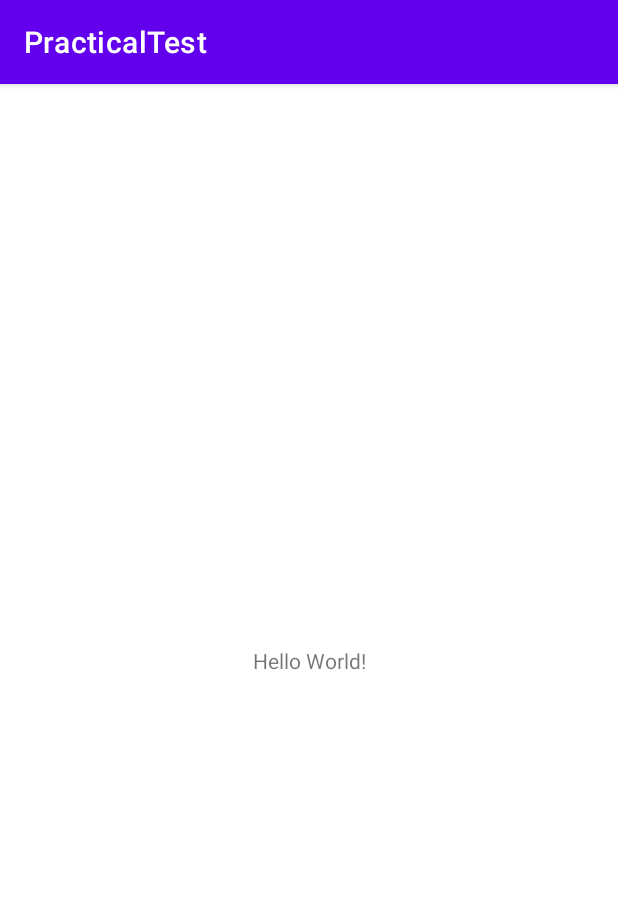
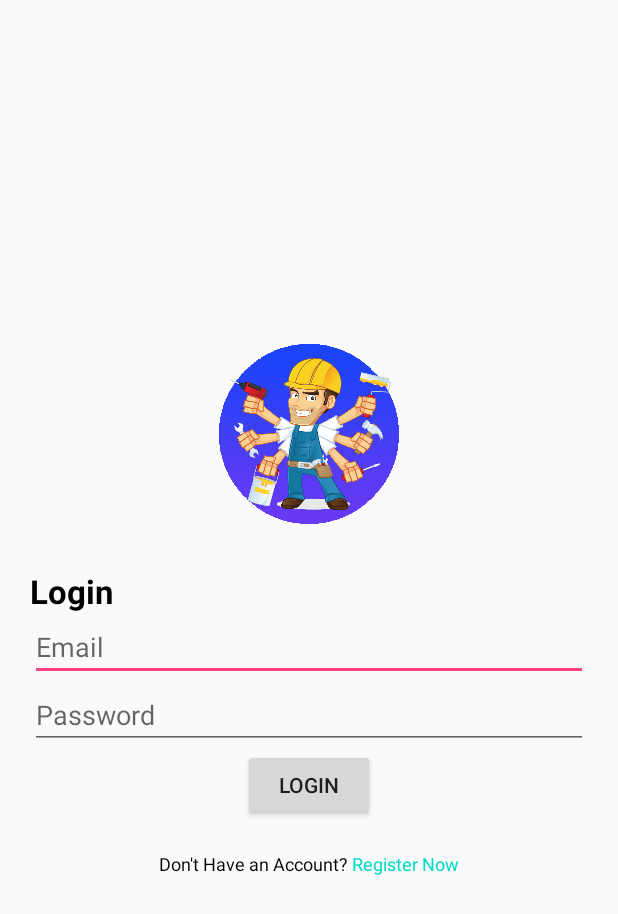
Before and after one commit to sandunadhikari/AndroidPracticaltest, an Android app: the screen it shows after launch (MainActivity), on a phone screen of 412 x 824 dp. Shown: the top 914 px of the screen. Run offline under Robolectric (Android 15) with nearby library versions, the phone set to English and light mode, and no system bars.

Commit message:
Login UI development

```diff
--- a/app/build.gradle
+++ b/app/build.gradle
@@ -29,6 +29,9 @@ android {
     kotlinOptions {
         jvmTarget = '1.8'
     }
+    buildFeatures{
+        viewBinding true
+    }
 }
 
 dependencies {
--- a/app/src/main/AndroidManifest.xml
+++ b/app/src/main/AndroidManifest.xml
@@ -11,6 +11,7 @@
         android:theme="@style/Theme.PracticalTest">
         <activity
             android:name=".MainActivity"
+            android:theme="@style/LoginTheme"
             android:exported="true">
             <intent-filter>
                 <action android:name="android.intent.action.MAIN" />
--- a/app/src/main/java/com/example/practicaltest/MainActivity.kt
+++ b/app/src/main/java/com/example/practicaltest/MainActivity.kt
@@ -2,10 +2,43 @@ package com.example.practicaltest
 
 import androidx.appcompat.app.AppCompatActivity
 import android.os.Bundle
+import android.text.Layout
+import android.view.LayoutInflater
+import android.view.View
+import com.example.practicaltest.databinding.ActivityMainBinding
+
 
 class MainActivity : AppCompatActivity() {
+    private lateinit var binding: ActivityMainBinding
+
     override fun onCreate(savedInstanceState: Bundle?) {
         super.onCreate(savedInstanceState)
-        setContentView(R.layout.activity_main)
+        binding = ActivityMainBinding.inflate(LayoutInflater.from(this))
+        setContentView(binding.root)
+
+        showHome()
+
+        binding.registrationLayout.login.setOnClickListener {
+            showLoginIN()
+        }
+
+        binding.loginLayout.registration.setOnClickListener {
+            showRegistration()
+        }
+    }
+
+    private fun showRegistration(){
+        binding.registrationLayout.root.visibility = View.VISIBLE
+        binding.loginLayout.root.visibility = View.GONE
+    }
+
+    private fun showLoginIN(){
+        binding.registrationLayout.root.visibility = View.GONE
+        binding.loginLayout.root.visibility = View.VISIBLE
+    }
+
+    private fun showHome(){
+        binding.registrationLayout.root.visibility = View.GONE
+        binding.loginLayout.root.visibility = View.VISIBLE
     }
 }
--- a/app/src/main/res/layout/activity_main.xml
+++ b/app/src/main/res/layout/activity_main.xml
@@ -1,18 +1,36 @@
 <?xml version="1.0" encoding="utf-8"?>
-<androidx.constraintlayout.widget.ConstraintLayout xmlns:android="http://schemas.android.com/apk/res/android"
-    xmlns:app="http://schemas.android.com/apk/res-auto"
+<RelativeLayout xmlns:android="http://schemas.android.com/apk/res/android"
     xmlns:tools="http://schemas.android.com/tools"
     android:layout_width="match_parent"
     android:layout_height="match_parent"
-    tools:context=".MainActivity">
+    tools:context="com.example.practicaltest.MainActivity">
+    <ScrollView
+        android:layout_width="match_parent"
+        android:layout_height="match_parent">
 
-    <TextView
-        android:layout_width="wrap_content"
-        android:layout_height="wrap_content"
-        android:text="Hello World!"
-        app:layout_constraintBottom_toBottomOf="parent"
-        app:layout_constraintLeft_toLeftOf="parent"
-        app:layout_constraintRight_toRightOf="parent"
-        app:layout_constraintTop_toTopOf="parent" />
+        <LinearLayout
+            android:layout_width="match_parent"
+            android:layout_height="match_parent"
+            android:orientation="vertical"
+            android:layout_gravity="center_vertical">
 
-</androidx.constraintlayout.widget.ConstraintLayout>
+            <ImageView
+                android:layout_width="120dp"
+                android:layout_height="120dp"
+                android:adjustViewBounds="true"
+                android:cropToPadding="true"
+                android:layout_gravity="center_horizontal"
+                android:src="@drawable/login_logo"
+                android:layout_margin="10dp"/>
+
+            <include layout="@layout/user_registration"
+                android:id="@+id/registration_layout"
+                android:visibility="gone"/>
+
+            <include layout="@layout/user_login"
+                android:id="@+id/login_layout"
+                android:visibility="gone"/>
+
+        </LinearLayout>
+    </ScrollView>
+</RelativeLayout>
--- /dev/null
+++ b/app/src/main/res/layout/user_login.xml
@@ -0,0 +1,57 @@
+<?xml version="1.0" encoding="utf-8"?>
+<LinearLayout xmlns:android="http://schemas.android.com/apk/res/android"
+    android:orientation="vertical"
+    android:layout_width="match_parent"
+    android:layout_height="match_parent"
+    android:layout_margin="@dimen/margin20">
+
+    <TextView
+        android:layout_alignParentTop="true"
+        android:layout_alignParentLeft="true"
+        style="@style/viewParent"
+        android:text="Login"
+        android:textSize="@dimen/headerTextSize"
+        android:textColor="@color/black"
+        android:textStyle="bold" />
+
+    <EditText
+        android:layout_width="match_parent"
+        android:layout_height="wrap_content"
+        android:id="@+id/ligin_email"
+        android:hint="@string/email"/>
+
+    <EditText
+        android:layout_width="match_parent"
+        android:layout_height="wrap_content"
+        android:id="@+id/login_password"
+        android:hint="@string/password"/>
+    <Button
+        android:layout_width="wrap_content"
+        android:layout_height="wrap_content"
+        android:id="@+id/saveButton"
+        android:text="@string/loginButton"
+        android:layout_gravity="center_horizontal"/>
+
+    <LinearLayout
+        android:layout_width="match_parent"
+        android:layout_height="wrap_content"
+        android:orientation="horizontal"
+        android:gravity="center_horizontal"
+        android:layout_marginTop="20dp">
+        <TextView
+            android:layout_width="wrap_content"
+            android:layout_height="wrap_content"
+            android:text="Don't Have an Account? "
+            android:textColor="@color/black"
+            android:textSize="12sp"/>
+        <TextView
+            android:layout_width="wrap_content"
+            android:layout_height="wrap_content"
+            android:id="@+id/registration"
+            android:text="Register Now"
+            android:textColor="@color/teal_200"
+            android:textSize="12sp"
+            android:clickable="true"/>
+    </LinearLayout>
+
+</LinearLayout>
--- a/app/src/main/res/values/colors.xml
+++ b/app/src/main/res/values/colors.xml
@@ -7,4 +7,12 @@
     <color name="teal_700">#FF018786</color>
     <color name="black">#FF000000</color>
     <color name="white">#FFFFFFFF</color>
+
+    <color name="colorPrimary">#3F51B5</color>
+    <color name="colorPrimaryDark">#2A2E43</color>
+    <color name="colorAccent">#FF4081</color>
+    <color name="blackTextColor">#000</color>
+    <color name="whiteTextColor">#fff</color>
+    <color name="colorLoginPrimaryDark">#FDFFFF</color>
+    <color name="designMainColor">#13D3B4</color>
 </resources>
--- /dev/null
+++ b/app/src/main/res/values/dimens.xml
@@ -0,0 +1,6 @@
+<?xml version="1.0" encoding="utf-8"?>
+<resources>
+    <dimen name="headerTextSize">22sp</dimen>
+    <dimen name="margin16">16dp</dimen>
+    <dimen name="margin20">20dp</dimen>
+</resources>
--- a/app/src/main/res/values/strings.xml
+++ b/app/src/main/res/values/strings.xml
@@ -1,3 +1,10 @@
 <resources>
     <string name="app_name">PracticalTest</string>
+    <string name="register">Register</string>
+    <string name="login">Login</string>
+    <string name="username">Username</string>
+    <string name="email">Email</string>
+    <string name="password">Password</string>
+    <string name="saveButton">Save</string>
+    <string name="loginButton">Login</string>
 </resources>
--- /dev/null
+++ b/app/src/main/res/values/styles.xml
@@ -0,0 +1,7 @@
+<?xml version="1.0" encoding="utf-8"?>
+<resources>
+    <style name="viewParent">
+        <item name="android:layout_width">wrap_content</item>
+        <item name="android:layout_height">wrap_content</item>
+    </style>
+</resources>
--- a/app/src/main/res/values/themes.xml
+++ b/app/src/main/res/values/themes.xml
@@ -13,4 +13,13 @@
         <item name="android:statusBarColor" tools:targetApi="l">?attr/colorPrimaryVariant</item>
         <!-- Customize your theme here. -->
     </style>
+
+    <style name="LoginTheme" parent="Theme.AppCompat.Light.DarkActionBar">
+        <!-- Customize your theme here. -->
+        <item name="colorPrimary">@color/colorPrimary</item>
+        <item name="colorPrimaryDark">@color/colorLoginPrimaryDark</item>
+        <item name="colorAccent">@color/colorAccent</item>
+        <item name="windowActionBar">false</item>
+        <item name="windowNoTitle">true</item>
+    </style>
 </resources>
```
Also changed, not shown: app/src/main/res/layout/user_registration.xml (added, +62 -0 lines), app/src/main/res/drawable/login_logo.png (added).
